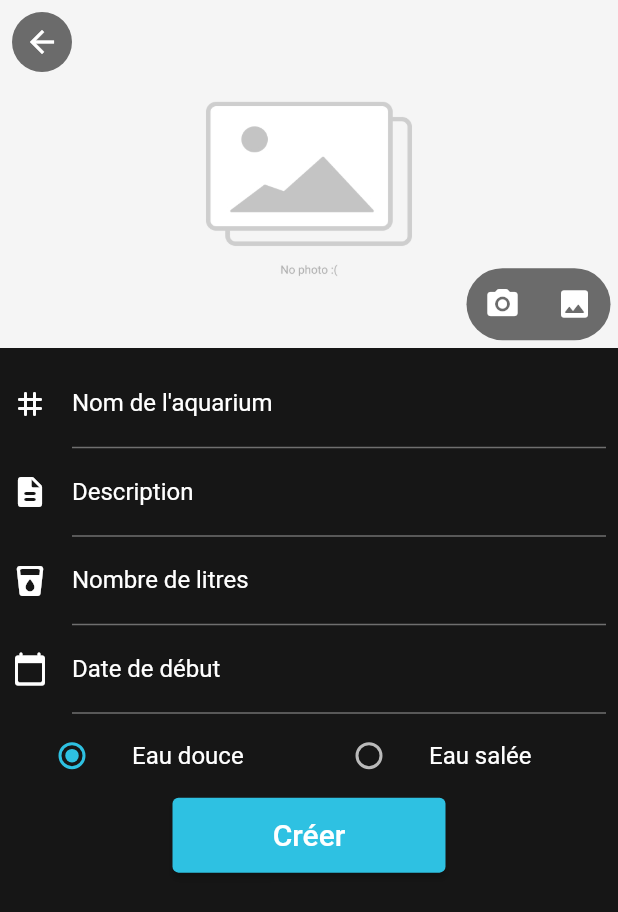
After one commit to aquatracking/mobile-app, a Flutter app: the AddAquariumScreen screen opened directly, on a phone screen of 412 x 824 dp. The commit adds this screen. Shown: the top 912 px of the screen. Run offline on Flutter 3.47's test engine with Material 2 defaults, Android fonts, the phone set to English and light mode, and no system bars; drawn by our look-alikes of date_time_picker; our stand-ins replace carousel_slider, cookie_jar, dio, dio_cookie_manager, flutter_image_compress, image_picker and 2 more; accounts and stored records are empty.

Commit message:
[ADD] Create aquarium

```diff
--- a/lib/component/alert_card.dart
+++ b/lib/component/alert_card.dart
@@ -33,7 +33,7 @@ class AlertCard extends StatelessWidget {
               width: 20,
             ),
             SizedBox(
-              width: width*0.65,
+              width: width-50-20-44,
               child: Column(
                 mainAxisAlignment: MainAxisAlignment.center,
                 crossAxisAlignment: CrossAxisAlignment.start,
--- a/lib/component/aquarium_card.dart
+++ b/lib/component/aquarium_card.dart
@@ -1,3 +1,4 @@
+import 'package:aquatracking/globals.dart';
 import 'package:aquatracking/model/aquarium_model.dart';
 import 'package:flutter/material.dart';
 
@@ -22,7 +23,7 @@ class AquariumCard extends StatelessWidget {
             AspectRatio(
                 aspectRatio: 16 / 9,
                 child: Image(
-                    image: Image.network(aquarium.imageUrl).image,
+                    image: (aquarium.image != null) ? Image.memory(aquarium.image!).image : imagePlaceholder,
                     fit: BoxFit.fill)),
             Container(
               padding: const EdgeInsets.symmetric(horizontal: 20, vertical: 8),
--- a/lib/component/layout.dart
+++ b/lib/component/layout.dart
@@ -1,4 +1,5 @@
 import 'package:aquatracking/component/custom_navigation_bar.dart';
+import 'package:aquatracking/screen/add_aquarium_screen.dart';
 import 'package:flutter/material.dart';
 
 class Layout extends StatelessWidget {
@@ -12,7 +13,9 @@ class Layout extends StatelessWidget {
       body: child,
       backgroundColor: Theme.of(context).backgroundColor,
       floatingActionButton: FloatingActionButton(
-        onPressed: () {  },
+        onPressed: () {
+          Navigator.push(context, MaterialPageRoute(builder: (context) => const AddAquariumScreen()));
+        },
         child: const Icon(Icons.add),
         elevation: 2,
         backgroundColor: Theme.of(context).highlightColor,
--- a/lib/globals.dart
+++ b/lib/globals.dart
@@ -1,5 +1,8 @@
+import 'package:flutter/material.dart';
 import 'package:shared_preferences/shared_preferences.dart';
 
 String apiBaseUrl = 'http://localhost:3000';
+ImageProvider imagePlaceholder = Image.asset('assets/images/placeholder.jpg').image;
+
 
 late SharedPreferences prefs;
--- a/lib/main.dart
+++ b/lib/main.dart
@@ -6,6 +6,7 @@ import 'package:aquatracking/screen/login_screen.dart';
 import 'package:aquatracking/service/authentication_service.dart';
 import 'package:flutter/material.dart';
 import 'package:flutter/services.dart';
+import 'package:flutter_localizations/flutter_localizations.dart';
 import 'package:shared_preferences/shared_preferences.dart';
 
 initSharedPreferences() async {
@@ -38,6 +39,11 @@ class MyApp extends StatelessWidget {
     return MaterialApp(
       title: 'AquaTracking',
       debugShowCheckedModeBanner: false,
+      localizationsDelegates: GlobalMaterialLocalizations.delegates,
+      supportedLocales: const [
+        Locale("en"),
+        Locale("fr"),
+      ],
       theme: ThemeData(
         brightness: Brightness.dark,
         primaryColor: const Color(0xFFFFFFFF),
--- a/lib/model/aquarium_model.dart
+++ b/lib/model/aquarium_model.dart
@@ -1,15 +1,23 @@
+import 'dart:typed_data';
+
 class AquariumModel {
   String id;
   String name;
   String description;
+  DateTime startedDate;
+  int volume;
   String imageUrl;
+  Uint8List? image;
   bool salt;
 
   AquariumModel({
     required this.id,
     required this.name,
     this.description = "",
-    required this.imageUrl,
+    required this.startedDate,
+    required this.volume,
+    this.imageUrl = "",
+    this.image,
     this.salt = false,
   });
 
@@ -17,7 +25,10 @@ class AquariumModel {
     id: json["id"],
     name: json["name"],
     description: json["description"],
-    imageUrl: json["imageUrl"],
+    startedDate: DateTime.parse(json["startedDate"]),
+    volume: json["volume"],
+    imageUrl: "",
+    image: (json["image"] != null) ? Uint8List.fromList(List<int>.from(json["image"]["data"])) : null,
     salt: json["salt"],
   );
 }
--- /dev/null
+++ b/lib/model/create_aquarium_model.dart
@@ -0,0 +1,21 @@
+import 'dart:typed_data';
+
+class CreateAquariumModel {
+  String? name;
+  String description = "";
+  DateTime? startedDate;
+  int? volume;
+  Uint8List? image;
+  bool salt = false;
+
+  toJson() {
+    return {
+      "name": name,
+      "description": description,
+      "startedDate": startedDate?.toIso8601String(),
+      "volume": volume,
+      "image": image,
+      "salt": salt
+    };
+  }
+}
--- /dev/null
+++ b/lib/screen/add_aquarium_screen.dart
@@ -0,0 +1,331 @@
+import 'dart:developer';
+
+import 'package:aquatracking/model/create_aquarium_model.dart';
+import 'package:aquatracking/service/aquariums_service.dart';
+import 'package:aquatracking/utils/popup_utils.dart';
+import 'package:date_time_picker/date_time_picker.dart';
+import 'package:flutter/material.dart';
+import 'package:flutter_image_compress/flutter_image_compress.dart';
+import 'package:image_picker/image_picker.dart';
+
+class AddAquariumScreen extends StatefulWidget {
+  const AddAquariumScreen({Key? key}) : super(key: key);
+
+  @override
+  State<AddAquariumScreen> createState() => _AddAquariumScreenState();
+}
+
+ImageProvider _image = Image.asset('assets/images/placeholder.jpg').image;
+CreateAquariumModel _createAquariumModel = CreateAquariumModel();
+
+class _AddAquariumScreenState extends State<AddAquariumScreen> {
+  @override
+  void initState() {
+    _createAquariumModel = CreateAquariumModel();
+    super.initState();
+  }
+
+  @override
+  Widget build(BuildContext context) {
+    ImagePicker picker = ImagePicker();
+    AquariumsService aquariumsService = AquariumsService();
+
+    return Scaffold(
+      backgroundColor: Theme.of(context).backgroundColor,
+      extendBodyBehindAppBar: true,
+      resizeToAvoidBottomInset: false,
+      appBar: AppBar(
+        backgroundColor: Colors.transparent,
+        elevation: 0,
+        leading: Container(
+          margin: const EdgeInsets.all(8),
+          decoration: BoxDecoration(
+            borderRadius: BorderRadius.circular(30),
+            color: const Color(0x90000000),
+          ),
+          child: IconButton(
+            icon: const Icon(Icons.arrow_back),
+            onPressed: () => Navigator.of(context).pop(),
+          ),
+        ),
+      ),
+      body: Column(
+        children: [
+          Stack(
+            children: [
+              SizedBox(
+                width: double.infinity,
+                child: AspectRatio(
+                    aspectRatio: 16 / 9,
+                    child: Image(
+                        image: (_createAquariumModel.image != null)
+                            ? MemoryImage(_createAquariumModel.image!)
+                            : _image,
+                        fit: BoxFit.fill)),
+              ),
+              Positioned(
+                bottom: 5,
+                right: 5,
+                child: Container(
+                  decoration: BoxDecoration(
+                    borderRadius: BorderRadius.circular(30),
+                    color: const Color(0x90000000),
+                  ),
+                  child: Row(
+                    children: [
+                      IconButton(
+                        splashRadius: 20,
+                        icon: const Icon(Icons.photo_camera_rounded),
+                        onPressed: () {
+                          picker
+                              .pickImage(source: ImageSource.camera)
+                              .then((file) {
+                            if (file == null) {
+                              return;
+                            } else {
+                              file.readAsBytes().then((bytes) {
+                                FlutterImageCompress.compressWithList(
+                                  bytes,
+                                  quality: 80,
+                                  keepExif: true,
+                                  minWidth: 1920,
+                                  minHeight: 1080,
+                                ).then((result) {
+                                  setState(() {
+                                    _createAquariumModel.image = result;
+                                  });
+                                });
+                              });
+                            }
+                          });
+                        },
+                      ),
+                      IconButton(
+                        splashRadius: 20,
+                        icon: const Icon(Icons.image_rounded),
+                        onPressed: () {
+                          picker
+                              .pickImage(source: ImageSource.gallery)
+                              .then((file) {
+                            if (file == null) {
+                              return;
+                            } else {
+                              file.readAsBytes().then((bytes) {
+                                FlutterImageCompress.compressWithList(
+                                  bytes,
+                                  quality: 80,
+                                  keepExif: true,
+                                  minWidth: 1920,
+                                  minHeight: 1080,
+                                ).then((result) {
+                                  setState(() {
+                                    _createAquariumModel.image = result;
+                                  });
+                                });
+                              });
+                            }
+                          });
+                        },
+                      ),
+                    ],
+                  ),
+                ),
+              )
+            ],
+          ),
+          Padding(
+            padding: const EdgeInsets.all(8.0),
+            child: Column(
+              children: [
+                TextFormField(
+                  textInputAction: TextInputAction.next,
+                  onChanged: (value) {
+                    _createAquariumModel.name = value;
+                  },
+                  cursorColor: Theme.of(context).primaryColor,
+                  style: TextStyle(
+                    color: Theme.of(context).primaryColor,
+                  ),
+                  decoration: InputDecoration(
+                    labelText: 'Nom de l\'aquarium',
+                    labelStyle: TextStyle(
+                      color: Theme.of(context).primaryColor,
+                    ),
+                    icon: Icon(
+                      Icons.tag_rounded,
+                      color: Theme.of(context).primaryColor,
+                    ),
+                    focusedBorder: UnderlineInputBorder(
+                      borderSide: BorderSide(
+                        color: Theme.of(context).primaryColor,
+                      ),
+                    ),
+                  ),
+                ),
+                TextFormField(
+                  minLines: 1,
+                  maxLines: 5,
+                  textInputAction: TextInputAction.next,
+                  onChanged: (value) {
+                    _createAquariumModel.description = value;
+                  },
+                  cursorColor: Theme.of(context).primaryColor,
+                  style: TextStyle(
+                    color: Theme.of(context).primaryColor,
+                  ),
+                  decoration: InputDecoration(
+                    labelText: 'Description',
+                    labelStyle: TextStyle(
+                      color: Theme.of(context).primaryColor,
+                    ),
+                    icon: Icon(
+                      Icons.description_rounded,
+                      color: Theme.of(context).primaryColor,
+                    ),
+                    focusedBorder: UnderlineInputBorder(
+                      borderSide: BorderSide(
+                        color: Theme.of(context).primaryColor,
+                      ),
+                    ),
+                  ),
+                ),
+                TextFormField(
+                  keyboardType: TextInputType.number,
+                  onChanged: (value) {
+                    _createAquariumModel.volume = int.parse(value);
+                  },
+                  cursorColor: Theme.of(context).primaryColor,
+                  style: TextStyle(
+                    color: Theme.of(context).primaryColor,
+                  ),
+                  decoration: InputDecoration(
+                    labelText: 'Nombre de litres',
+                    labelStyle: TextStyle(
+                      color: Theme.of(context).primaryColor,
+                    ),
+                    icon: Icon(
+                      Icons.local_drink_rounded,
+                      color: Theme.of(context).primaryColor,
+                    ),
+                    focusedBorder: UnderlineInputBorder(
+                      borderSide: BorderSide(
+                        color: Theme.of(context).primaryColor,
+                      ),
+                    ),
+                  ),
+                ),
+                DateTimePicker(
+                  dateMask: "d MMMM yyyy",
+                  cursorColor: Theme.of(context).primaryColor,
+                  locale: const Locale("fr", "FR"),
+                  decoration: InputDecoration(
+                    labelText: 'Date de début',
+                    labelStyle: TextStyle(
+                      color: Theme.of(context).primaryColor,
+                    ),
+                    icon: Icon(
+                      Icons.calendar_today_rounded,
+                      color: Theme.of(context).primaryColor,
+                    ),
+                    focusedBorder: UnderlineInputBorder(
+                      borderSide: BorderSide(
+                        color: Theme.of(context).primaryColor,
+                      ),
+                    ),
+                  ),
+                  type: DateTimePickerType.date,
+                  firstDate: DateTime(1970),
+                  lastDate: DateTime.now(),
+                  onChanged: (value) {
+                    _createAquariumModel.startedDate = DateTime.tryParse(value);
+                  },
+                ),
+                Row(
+                    mainAxisAlignment: MainAxisAlignment.spaceBetween,
+                    children: [
+                      Flexible(
+                        child: ListTile(
+                            title: const Text('Eau douce'),
+                            leading: Radio<bool>(
+                              activeColor: Theme.of(context).highlightColor,
+                              value: false,
+                              groupValue: _createAquariumModel.salt,
+                              onChanged: (value) {
+                                setState(() {
+                                  _createAquariumModel.salt = value!;
+                                });
+                              },
+                            )),
+                      ),
+                      Flexible(
+                        child: ListTile(
+                            title: const Text('Eau salée'),
+                            leading: Radio<bool>(
+                              activeColor: Theme.of(context).highlightColor,
+                              value: true,
+                              groupValue: _createAquariumModel.salt,
+                              onChanged: (value) {
+                                setState(() {
+                                  _createAquariumModel.salt = value!;
+                                });
+                              },
+                            )),
+                      )
+                    ]),
+                ElevatedButton(
+                  style: ButtonStyle(
+                    backgroundColor: MaterialStateProperty.resolveWith<Color>(
+                      (Set<MaterialState> states) {
+                        if (states.contains(MaterialState.pressed)) {
+                          return Theme.of(context).highlightColor;
+                        }
+                        return Theme.of(context)
+                            .highlightColor; // Use the component's default.
+                      },
+                    ),
+                  ),
+                  onPressed: () {
+                    if (_createAquariumModel.name == null ||
+                        _createAquariumModel.name!.isEmpty) {
+                      PopupUtils.showError(context, 'Paramètre manquant',
+                          'Veuillez entrer un nom pour l\'aquarium');
+                    } else if (_createAquariumModel.volume == null) {
+                      PopupUtils.showError(context, 'Paramètre manquant',
+                          'Veuillez entrer un volume pour l\'aquarium');
+                    } else if (_createAquariumModel.startedDate == null) {
+                      PopupUtils.showError(context, 'Paramètre manquant',
+                          'Veuillez entrer une date de début pour l\'aquarium');
+                    } else {
+                      aquariumsService.addAquarium(_createAquariumModel).then((value) {
+                        Navigator.pop(context);
+                      }).catchError((error) {
+                        print(error);
+                        PopupUtils.showError(context, 'Une erreur est survenue', "Impossible d'ajouter l'aquarium");
+                      });
+                    }
+                  },
+                  child: SizedBox(
+                    height: 50,
+                    width: 150,
+                    child: Row(
+                      mainAxisAlignment: MainAxisAlignment.center,
+                      children: [
+                        Text(
+                          'Créer',
+                          style: TextStyle(
+                            color: Theme.of(context).primaryColor,
+                            fontSize: 20,
+                          ),
+                        ),
+                      ],
+                    ),
+                  ),
+                ),
+              ],
+            ),
+          ),
+        ],
+      ),
+    );
+  }
+}
--- a/lib/service/aquariums_service.dart
+++ b/lib/service/aquariums_service.dart
@@ -1,6 +1,8 @@
 import 'dart:developer';
+import 'dart:typed_data';
 
 import 'package:aquatracking/model/aquarium_model.dart';
+import 'package:aquatracking/model/create_aquarium_model.dart';
 import 'package:aquatracking/service/service.dart';
 
 class AquariumsService extends Service {
@@ -19,4 +21,11 @@ class AquariumsService extends Service {
 
     return aquariums;
   }
+
+  Future<void> addAquarium(CreateAquariumModel createAquariumModel) async {
+    await post('/aquariums', createAquariumModel.toJson()).catchError((e) {
+      log('Error adding aquarium: $e');
+      return null;
+    });
+  }
 }
--- a/lib/service/authentication_service.dart
+++ b/lib/service/authentication_service.dart
@@ -1,5 +1,4 @@
 import 'package:aquatracking/errors/bad_login_error.dart';
-import 'package:aquatracking/globals.dart';
 import 'package:aquatracking/service/service.dart';
 
 import '../model/user_model.dart';
@@ -8,7 +7,7 @@ class AuthenticationService extends Service {
   static bool loggedIn = false;
 
   Future<UserModel> login(String email, String password) async {
-    var value =  await post('$apiBaseUrl/users/login', {
+    var value =  await post('/users/login', {
       'email': email,
       'password': password
     }).catchError((e) {
--- a/lib/service/service.dart
+++ b/lib/service/service.dart
@@ -27,9 +27,9 @@ abstract class Service {
     return body;
   }
 
-  Future<dynamic> post(String urlString, dynamic data) async {
+  Future<dynamic> post(String path, dynamic data) async {
     final result = await dio.post(
-        urlString,
+        apiBaseUrl + path,
         data: data,
         options: options
     );
```
Also changed, not shown: lib/screen/home_screen.dart (+9 -6 lines), pubspec.yaml (+6 -3 lines), assets/images/placeholder.jpg (added), pubspec.lock.
